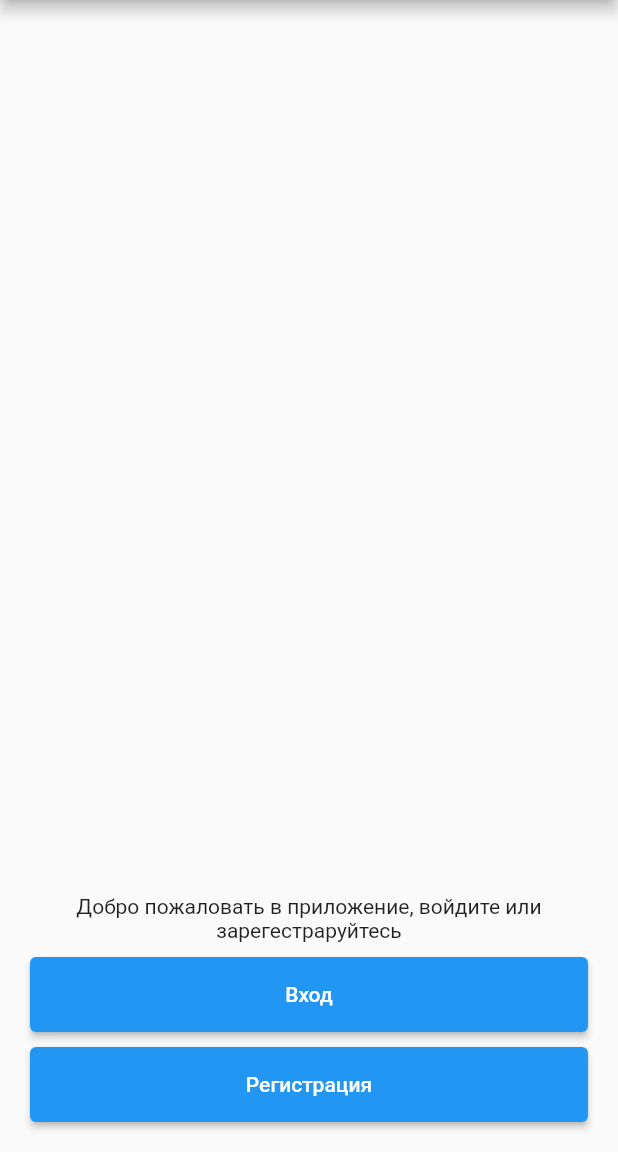
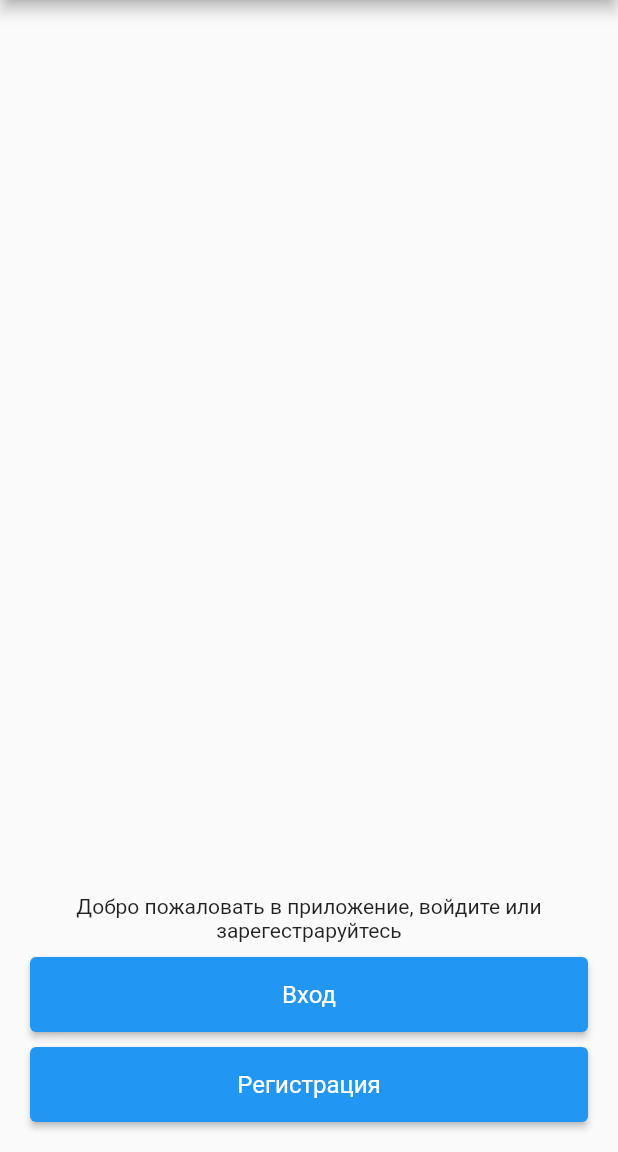
Before and after one commit to Kukustar/login_app, a Flutter app: the screen it shows after launch, on a phone screen of 412 x 824 dp, the part 84-1236 px from its top. Run offline on Flutter 3.47's test engine with Material 2 defaults, Android fonts, the phone set to English and light mode, and no system bars; our stand-ins replace bloc, flutter_bloc, shared_preferences, sqflite; accounts and stored records are empty.

Commit message:
- fix bugs

```diff
--- a/lib/authentication/authentication_repository.dart
+++ b/lib/authentication/authentication_repository.dart
@@ -39,10 +39,12 @@ class AuthenticationRepository {
 
   Future<void> logIn(String login, String password) async {
     if (login.isEmpty) {
+      _controller.add(AuthenticationStatus.failed);
       throw LoginFieldEmpty();
     }
 
     if (password.isEmpty) {
+      _controller.add(AuthenticationStatus.failed);
       throw PasswordFieldEmpty();
     }
 
--- a/lib/main.dart
+++ b/lib/main.dart
@@ -73,6 +73,13 @@ class _AppViewState extends State<AppView> {
         onGenerateRoute: (_) => SplashPage.route(),
         theme: ThemeData(
             primarySwatch: Colors.blue,
+            elevatedButtonTheme: ElevatedButtonThemeData(
+              style: ElevatedButton.styleFrom(
+                textStyle: const TextStyle(
+                  fontSize: 16
+                )
+              )
+            ),
             inputDecorationTheme: const InputDecorationTheme(
                 enabledBorder: OutlineInputBorder(
                     borderSide: BorderSide(color: Colors.blue)),
@@ -105,8 +112,9 @@ class _AppViewState extends State<AppView> {
                   );
                   break;
                 case AuthenticationStatus.successResetPassword:
-                  context.read<LoginBloc>().add(const ClearLoginState());
-                  _navigator.pop();
+                  _navigator.pushAndRemoveUntil<void>(
+                      MaterialPageRoute(builder: (_) =>  const Home()),
+                          (route) => false);
                   break;
                 default:
                   break;
--- a/lib/screens/login.dart
+++ b/lib/screens/login.dart
@@ -40,6 +40,7 @@ class Login extends StatelessWidget {
                     buildWhen: (previous, current) => previous.loginError != current.loginError,
                     builder: (context, state) {
                       return TextField(
+                        textInputAction: TextInputAction.next,
                         onChanged: (login) => context
                             .read<LoginBloc>()
                             .add(LoginLoginChanged(login)),
@@ -55,6 +56,9 @@ class Login extends StatelessWidget {
                       buildWhen: (previous, current) => previous.passwordError != current.passwordError,
                       builder: (context, state) {
                         return TextField(
+                          onSubmitted: (_) {
+                            context.read<LoginBloc>().add(const LoginSubmit());
+                          },
                           obscureText: true,
                           obscuringCharacter: '*',
                           onChanged: (password) => context
```
Also changed, not shown: lib/screens/forgot_password.dart (+7 -0 lines), lib/screens/registration.dart (+7 -0 lines).
